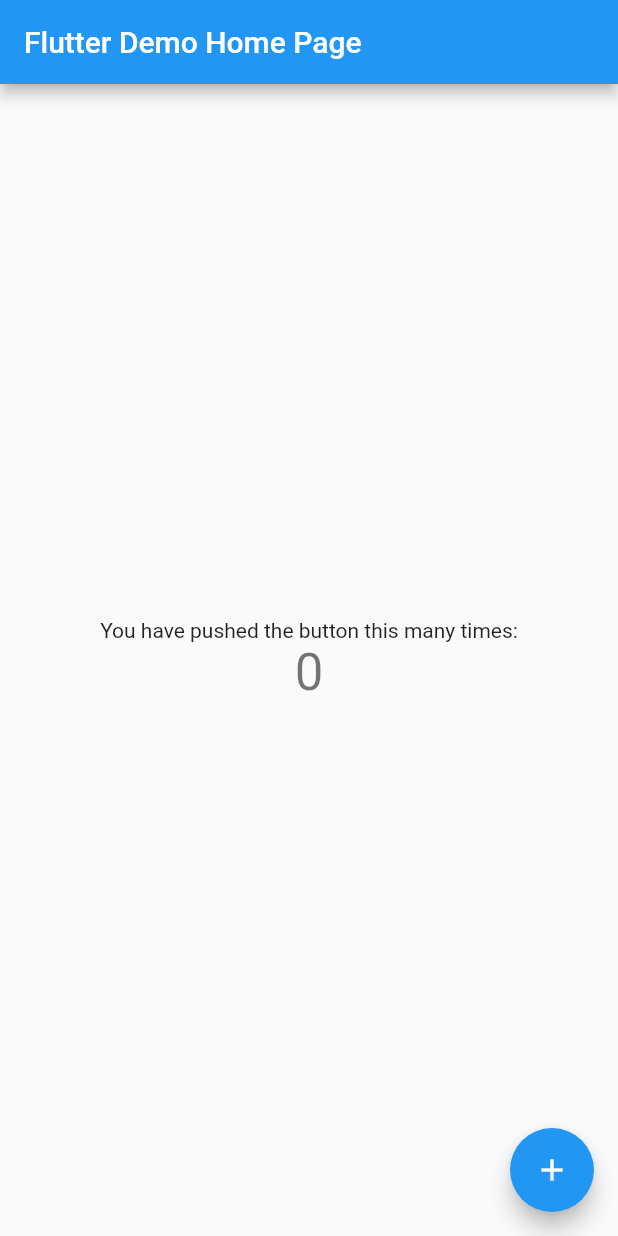
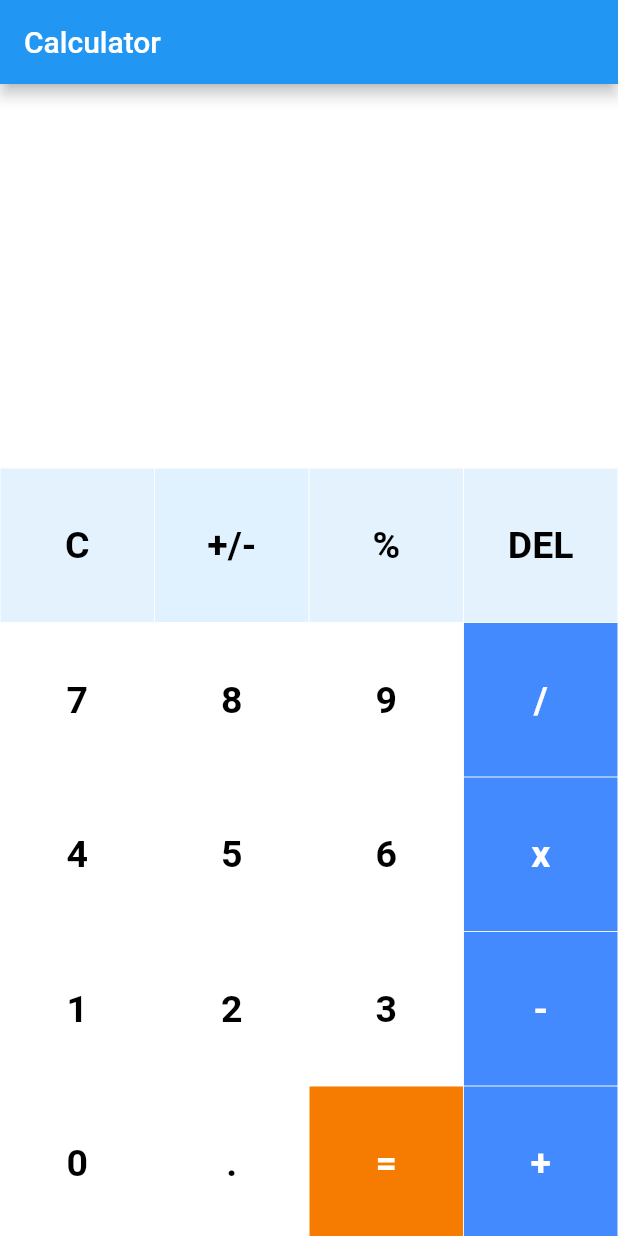
Before and after one commit to collo54/calculator_redux, a Flutter app: the screen it shows after launch, on a phone screen of 412 x 824 dp. Run offline on Flutter 3.47's test engine with Material 2 defaults, Android fonts, the phone set to English and light mode, and no system bars; our stand-ins replace math_expressions.

Commit message:
calculator ui added

```diff
--- /dev/null
+++ b/lib/buttons.dart
@@ -0,0 +1,39 @@
+import 'package:flutter/material.dart';
+
+// creating Stateless Widget for buttons
+class MyButton extends StatelessWidget {
+// declaring variables
+  final color;
+  final textColor;
+  final String? buttonText;
+  final buttontapped;
+
+//Constructor
+  MyButton({this.color, this.textColor, this.buttonText, this.buttontapped});
+
+  @override
+  Widget build(BuildContext context) {
+    return GestureDetector(
+      onTap: buttontapped,
+      child: Padding(
+        padding: const EdgeInsets.all(0.2),
+        child: ClipRRect(
+          // borderRadius: BorderRadius.circular(25),
+          child: Container(
+            color: color,
+            child: Center(
+              child: Text(
+                buttonText!,
+                style: TextStyle(
+                  color: textColor,
+                  fontSize: 25,
+                  fontWeight: FontWeight.bold,
+                ),
+              ),
+            ),
+          ),
+        ),
+      ),
+    );
+  }
+}
--- a/lib/main.dart
+++ b/lib/main.dart
@@ -1,4 +1,6 @@
 import 'package:flutter/material.dart';
+import 'buttons.dart';
+import 'package:math_expressions/math_expressions.dart';
 
 void main() {
   runApp(const MyApp());
@@ -11,7 +13,7 @@
   @override
   Widget build(BuildContext context) {
     return MaterialApp(
-      title: 'Flutter Demo',
+      title: 'Calculator',
       theme: ThemeData(
         // This is the theme of your application.
         //
@@ -24,7 +26,7 @@
         // is not restarted.
         primarySwatch: Colors.blue,
       ),
-      home: const MyHomePage(title: 'Flutter Demo Home Page'),
+      home: const MyHomePage(title: 'calculator app'),
     );
   }
 }
@@ -32,14 +34,199 @@
 class MyHomePage extends StatefulWidget {
   const MyHomePage({Key? key, required this.title}) : super(key: key);
 
-  // This widget is the home page of your application. It is stateful, meaning
-  // that it has a State object (defined below) that contains fields that affect
-  // how it looks.
+  final String title;
 
-  // This class is the configuration for the state. It holds the values (in this
-  // case the title) provided by the parent (in this case the App widget) and
-  // used by the build method of the State. Fields in a Widget subclass are
-  // always marked "final".
+  @override
+  State<MyHomePage> createState() => _MyHomePageState();
+}
+
+class _MyHomePageState extends State<MyHomePage> {
+  var userInput = '';
+  var answer = '';
+
+  // Array of button
+  final List<String> buttons = [
+    'C',
+    '+/-',
+    '%',
+    'DEL',
+    '7',
+    '8',
+    '9',
+    '/',
+    '4',
+    '5',
+    '6',
+    'x',
+    '1',
+    '2',
+    '3',
+    '-',
+    '0',
+    '.',
+    '=',
+    '+',
+  ];
+
+  @override
+  Widget build(BuildContext context) {
+    return Scaffold(
+      appBar: AppBar(
+        title: const Text("Calculator"),
+      ), //AppBar
+      backgroundColor: Colors.white38,
+      body: Column(
+        children: <Widget>[
+          Expanded(
+            child: Container(
+              child: Column(
+                  mainAxisAlignment: MainAxisAlignment.spaceEvenly,
+                  children: <Widget>[
+                    Container(
+                      padding: const EdgeInsets.all(20),
+                      alignment: Alignment.centerRight,
+                      child: Text(
+                        userInput,
+                        style:
+                            const TextStyle(fontSize: 18, color: Colors.white),
+                      ),
+                    ),
+                    Container(
+                      padding: const EdgeInsets.all(15),
+                      alignment: Alignment.centerRight,
+                      child: Text(
+                        answer,
+                        style: const TextStyle(
+                            fontSize: 30,
+                            color: Colors.white,
+                            fontWeight: FontWeight.bold),
+                      ),
+                    )
+                  ]),
+            ),
+          ),
+          Expanded(
+            flex: 2,
+            child: Container(
+              child: GridView.builder(
+                  itemCount: buttons.length,
+                  gridDelegate: const SliverGridDelegateWithFixedCrossAxisCount(
+                      crossAxisCount: 4),
+                  itemBuilder: (BuildContext context, int index) {
+                    // Clear Button
+                    if (index == 0) {
+                      return MyButton(
+                        buttontapped: () {
+                          setState(() {
+                            userInput = '';
+                            answer = '0';
+                          });
+                        },
+                        buttonText: buttons[index],
+                        color: Colors.blue[50],
+                        textColor: Colors.black,
+                      );
+                    }
+
+                    // +/- button
+                    else if (index == 1) {
+                      return MyButton(
+                        buttonText: buttons[index],
+                        color: const Color.fromARGB(255, 224, 242, 255),
+                        textColor: Colors.black,
+                        buttontapped: () {},
+                      );
+                    }
+                    // % Button
+                    else if (index == 2) {
+                      return MyButton(
+                        buttontapped: () {
+                          setState(() {
+                            userInput += buttons[index];
+                          });
+                        },
+                        buttonText: buttons[index],
+                        color: Colors.blue[50],
+                        textColor: Colors.black,
+                      );
+                    }
+                    // Delete Button
+                    else if (index == 3) {
+                      return MyButton(
+                        buttontapped: () {
+                          setState(() {
+                            userInput =
+                                userInput.substring(0, userInput.length - 1);
+                          });
+                        },
+                        buttonText: buttons[index],
+                        color: Colors.blue[50],
+                        textColor: Colors.black,
+                      );
+                    }
+                    // Equal_to Button
+                    else if (index == 18) {
+                      return MyButton(
+                        buttontapped: () {
+                          setState(() {
+                            equalPressed();
+                          });
+                        },
+                        buttonText: buttons[index],
+                        color: Colors.orange[700],
+                        textColor: Colors.white,
+                      );
+                    }
+
+                    //  other buttons
+                    else {
+                      return MyButton(
+                        buttontapped: () {
+                          setState(() {
+                            userInput += buttons[index];
+                          });
+                        },
+                        buttonText: buttons[index],
+                        color: isOperator(buttons[index])
+                            ? Colors.blueAccent
+                            : Colors.white,
+                        textColor: isOperator(buttons[index])
+                            ? Colors.white
+                            : Colors.black,
+                      );
+                    }
+                  }), // GridView.builder
+            ),
+          ),
+        ],
+      ),
+    );
+  }
+
+  bool isOperator(String x) {
+    if (x == '/' || x == 'x' || x == '-' || x == '+' || x == '=') {
+      return true;
+    }
+    return false;
+  }
+
+// function to calculate the input operation
+  void equalPressed() {
+    String finaluserinput = userInput;
+    finaluserinput = userInput.replaceAll('x', '*');
+
+    Parser p = Parser();
+    Expression exp = p.parse(finaluserinput);
+    ContextModel cm = ContextModel();
+    double eval = exp.evaluate(EvaluationType.REAL, cm);
+    answer = eval.toString();
+  }
+}
+
+
+
+/*class MyHomePage extends StatefulWidget {
+  const MyHomePage({Key? key, required this.title}) : super(key: key);
 
   final String title;
 
@@ -112,4 +299,4 @@
       ), // This trailing comma makes auto-formatting nicer for build methods.
     );
   }
-}
+}*/
```
